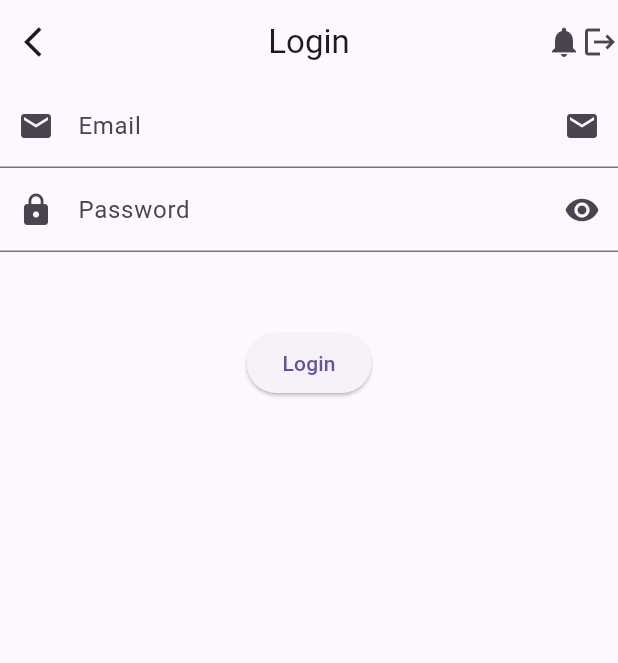
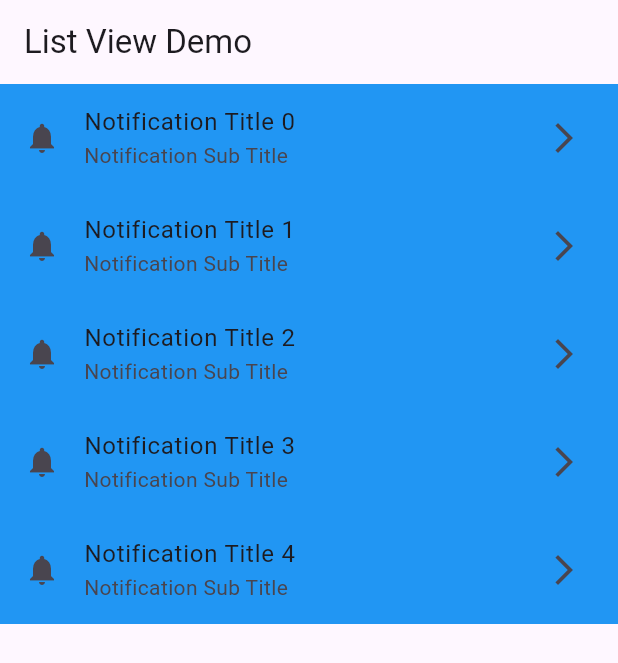
Before and after one commit to MuhammadAliKust/AliHaiderProject, a Flutter app: the screen it shows after launch, on a phone screen of 412 x 824 dp. Shown: the top 663 px of the screen. Run offline on Flutter 3.47's test engine with Material 3 defaults, Android fonts, the light colour scheme and no system bars; our stand-ins replace string_validator.

Commit message:
ListView Done

```diff
--- /dev/null
+++ b/lib/list_view_demo.dart
@@ -0,0 +1,24 @@
+import 'package:flutter/material.dart';
+
+class ListViewDemo extends StatelessWidget {
+  const ListViewDemo({super.key});
+
+  @override
+  Widget build(BuildContext context) {
+    return Scaffold(
+        appBar: AppBar(
+          title: Text("List View Demo"),
+        ),
+        body: ListView.builder(
+            itemCount: 5,
+            itemBuilder: (context, i) {
+              return ListTile(
+                leading: Icon(Icons.notifications),
+                title: Text("Notification Title $i"),
+                subtitle: Text("Notification Sub Title"),
+                trailing: Icon(Icons.arrow_forward_ios),
+                tileColor: Colors.blue,
+              );
+            }));
+  }
+}
--- a/lib/login.dart
+++ b/lib/login.dart
@@ -11,19 +11,19 @@ class LoginView extends StatelessWidget {
   Widget build(BuildContext context) {
     return Scaffold(
       appBar: AppBar(
-        title: Text("Login"),
+        title: const Text("Login"),
         centerTitle: true,
-        leading: Icon(Icons.arrow_back_ios),
+        leading: const Icon(Icons.arrow_back_ios),
         actions: [
-          Icon(Icons.notifications),
-          Icon(Icons.logout),
+          const Icon(Icons.notifications),
+          const Icon(Icons.logout),
         ],
       ),
       body: Column(
         children: [
           TextField(
             controller: emailController,
-            decoration: InputDecoration(
+            decoration: const InputDecoration(
                 label: Text("Email"),
                 hintText: 'test@gmail.com',
                 prefixIcon: Icon(Icons.email),
@@ -33,7 +33,7 @@ class LoginView extends StatelessWidget {
           ),
           TextField(
             controller: pwdController,
-            decoration: InputDecoration(
+            decoration: const InputDecoration(
                 label: Text("Password"),
                 hintText: 'Password must be 6 or more characters.',
                 prefixIcon: Icon(Icons.lock),
@@ -41,33 +41,33 @@ class LoginView extends StatelessWidget {
             keyboardType: TextInputType.emailAddress,
             obscureText: true,
           ),
-          SizedBox(
+          const SizedBox(
             height: 50,
           ),
           ElevatedButton(
               onPressed: () {
                 if (emailController.text.isEmpty) {
                   ScaffoldMessenger.of(context).showSnackBar(
-                      SnackBar(content: Text("Email cannot be empty.")));
+                      const SnackBar(content: Text("Email cannot be empty.")));
                   return;
                 }
                 if (!emailController.text.isEmail) {
-                  ScaffoldMessenger.of(context).showSnackBar(
-                      SnackBar(content: Text("Kindly enter valid email")));
+                  ScaffoldMessenger.of(context).showSnackBar(const SnackBar(
+                      content: Text("Kindly enter valid email")));
                   return;
                 }
                 if (pwdController.text.isEmpty) {
-                  ScaffoldMessenger.of(context).showSnackBar(
-                      SnackBar(content: Text("Password cannot be empty.")));
+                  ScaffoldMessenger.of(context).showSnackBar(const SnackBar(
+                      content: Text("Password cannot be empty.")));
                   return;
                 }
                 if (pwdController.text.length < 6) {
-                  ScaffoldMessenger.of(context).showSnackBar(SnackBar(
+                  ScaffoldMessenger.of(context).showSnackBar(const SnackBar(
                       content: Text("Password must be 6 or more characters.")));
                   return;
                 }
               },
-              child: Text("Login"))
+              child: const Text("Login"))
         ],
       ),
     );
--- a/lib/main.dart
+++ b/lib/main.dart
@@ -1,3 +1,4 @@
+import 'package:ali_haider_project/list_view_demo.dart';
 import 'package:flutter/material.dart';
 
 import 'login.dart';
@@ -12,7 +13,7 @@ class MyApp extends StatelessWidget {
   @override
   Widget build(BuildContext context) {
     return MaterialApp(
-      home: LoginView()
+      home: ListViewDemo()
     );
   }
 }
```
